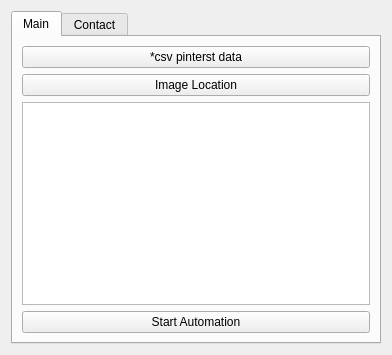
Old version of the form main/python/app.ui in the repository yashinshekh/src.
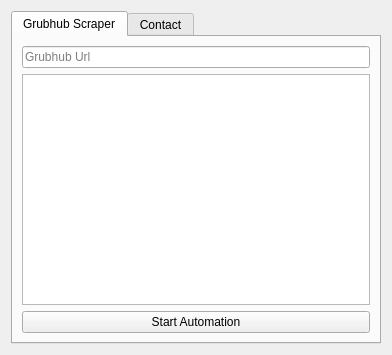
New version of the form.

```diff
--- a/main/python/app.ui
+++ b/main/python/app.ui
@@ -21,22 +21,15 @@
      </property>
      <widget class="QWidget" name="tab">
       <attribute name="title">
-       <string>Main</string>
+       <string>Grubhub Scraper</string>
       </attribute>
       <layout class="QHBoxLayout" name="horizontalLayout_2">
        <item>
         <layout class="QVBoxLayout" name="verticalLayout">
          <item>
-          <widget class="QPushButton" name="pushButton">
-           <property name="text">
-            <string>*csv pinterst data</string>
-           </property>
-          </widget>
-         </item>
-         <item>
-          <widget class="QPushButton" name="pushButton_3">
-           <property name="text">
-            <string>Image Location</string>
+          <widget class="QLineEdit" name="lineEdit">
+           <property name="placeholderText">
+            <string>Grubhub Url</string>
            </property>
           </widget>
          </item>
```
Left out of the diff: 2 changed lines with no effect on the pictures.
